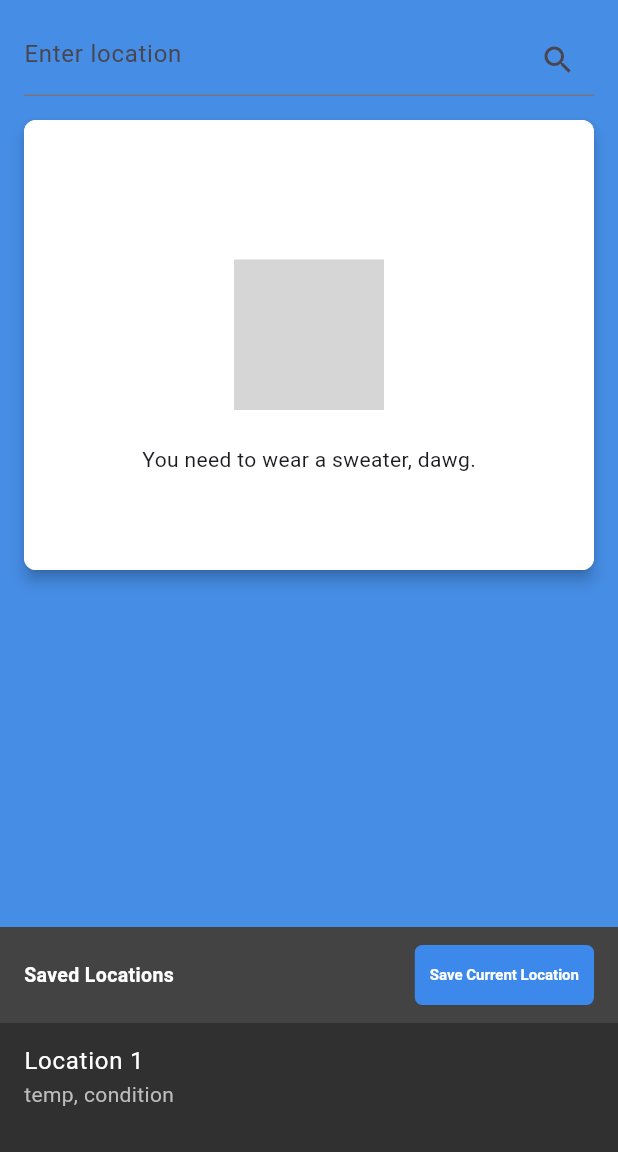
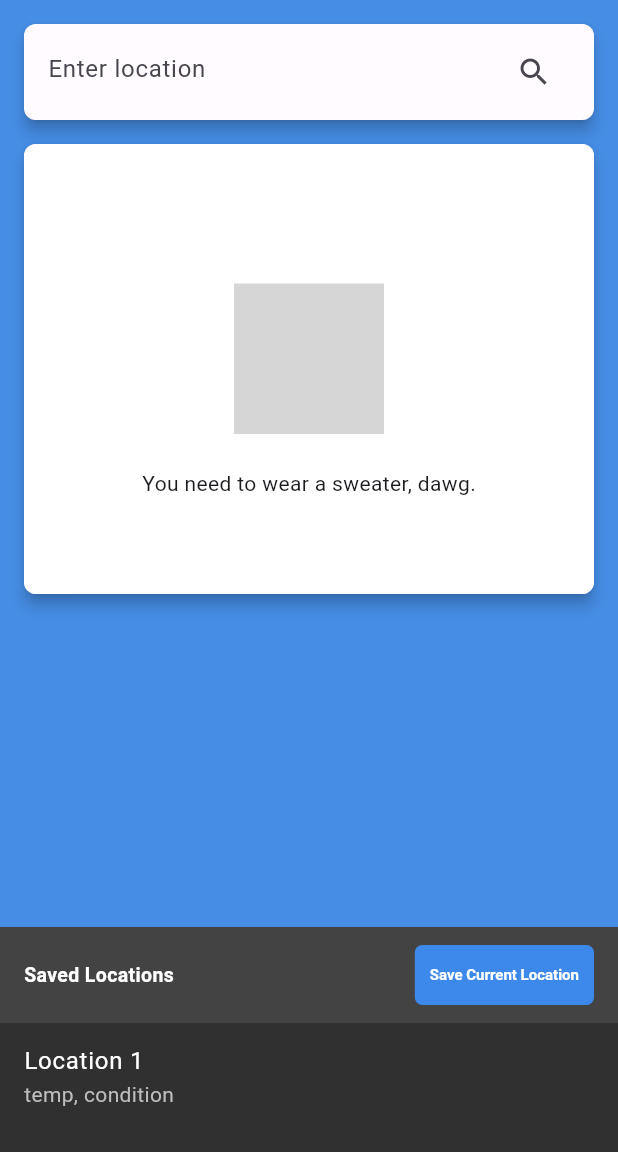
Before and after one commit to TheGreatJustinn/COSC-625, a Flutter app: the screen it shows after launch, on a phone screen of 412 x 824 dp, the part 84-1236 px from its top. Run offline on Flutter 3.47's test engine with Material 3 defaults, Android fonts, the phone set to English and light mode, and no system bars; statements that could not run were skipped; grey boxes are pictures that could not be loaded.

Commit message:
added styling to location search

```diff
--- a/weatherplan2/lib/utils/location_search.dart
+++ b/weatherplan2/lib/utils/location_search.dart
@@ -5,25 +5,35 @@ class LocationSearch extends StatelessWidget {
 
   @override
   Widget build(BuildContext context) {
-    return Container(
-      padding: EdgeInsets.all(16.0),
-      child: Column(
-        children: [
-          TextField(
+    return Padding(
+      padding: const EdgeInsets.all(16.0), // Padding around the outer Material
+      child: Material(
+        elevation: 4.0, // Adds shadow below the Material
+        borderRadius: BorderRadius.circular(8.0), // Rounded corners for aesthetic
+        child: Container(
+          // Keep padding symmetric, adjust if necessary
+          padding: EdgeInsets.symmetric(horizontal: 16.0, vertical: 8.0),
+          decoration: BoxDecoration(
+            color: Colors.white.withOpacity(0.5), // Semi-transparent white background
+            borderRadius: BorderRadius.circular(8.0), // Rounded corners
+          ),
+          child: TextField(
             controller: _controller,
             decoration: InputDecoration(
               hintText: 'Enter location',
               suffixIcon: IconButton(
                 icon: Icon(Icons.search),
                 onPressed: () {
-                  // Optionally trigger an external callback or just handle UI changes
+                  // Trigger a UI update or callback
                   print('Search pressed for location: ${_controller.text}');
                 },
               ),
+              border: InputBorder.none, // Removes underline from the TextField
+              contentPadding: EdgeInsets.symmetric(vertical: 10), // Adjust vertical padding to center text
+              filled: false, // No fill color
             ),
           ),
-          // Additional UI components can go here
-        ],
+        ),
       ),
     );
   }
```
